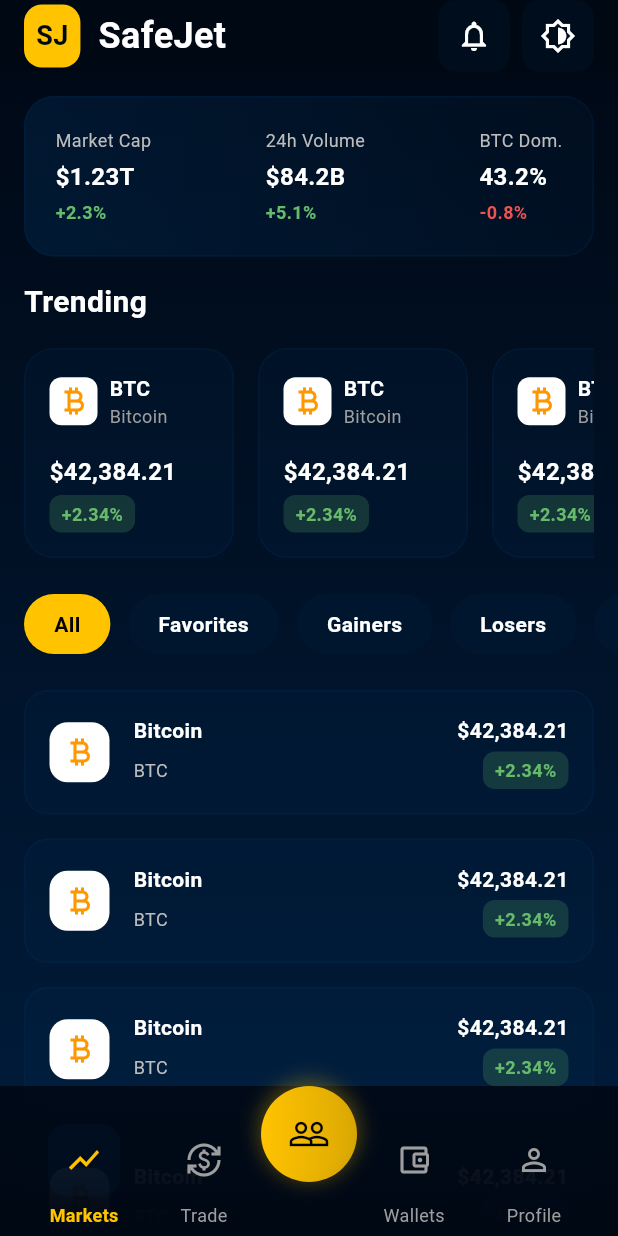
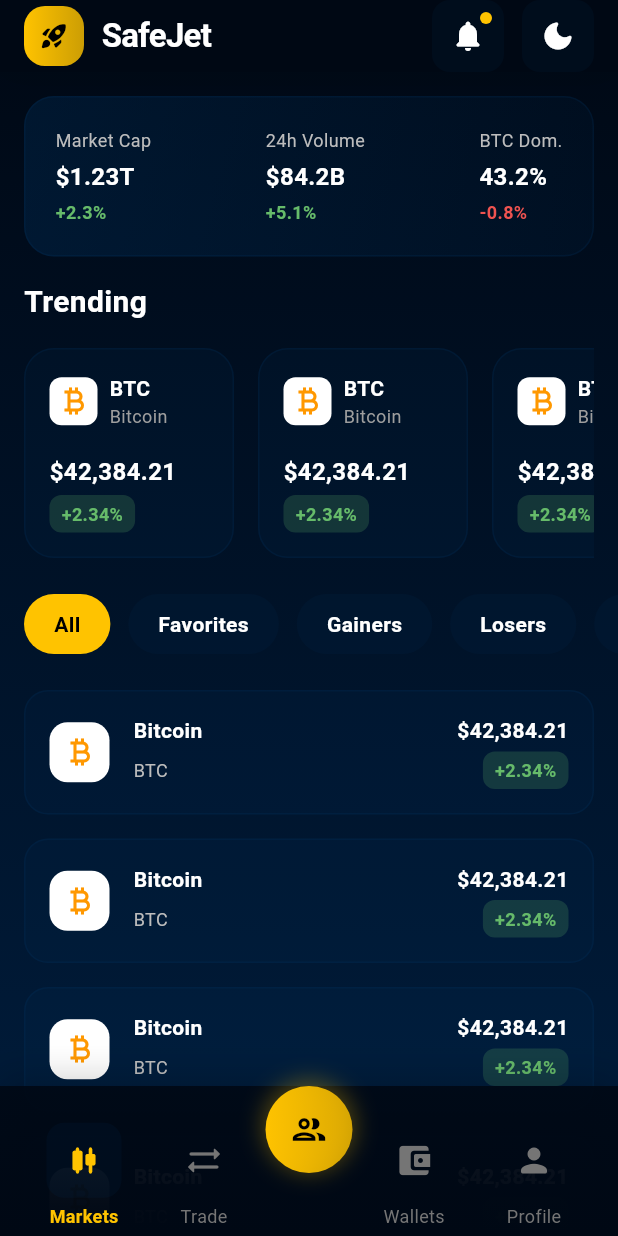
Before and after one commit to tekiplanet/safejet_exchange, a Flutter app: the HomeScreen screen opened directly, on a phone screen of 412 x 824 dp. Run offline on Flutter 3.47's test engine with Material 3 defaults, Android fonts, the light colour scheme and no system bars; our stand-ins replace animate_do, shared_preferences; accounts and stored records are empty.

Commit message:
UI/UX for safejet exchange

```diff
--- a/safejet_exchange/lib/widgets/custom_app_bar.dart
+++ b/safejet_exchange/lib/widgets/custom_app_bar.dart
@@ -36,18 +36,20 @@
             Row(
               children: [
                 Container(
-                  padding: const EdgeInsets.all(8),
+                  padding: const EdgeInsets.all(10),
                   decoration: BoxDecoration(
-                    color: SafeJetColors.secondaryHighlight,
-                    borderRadius: BorderRadius.circular(12),
+                    gradient: LinearGradient(
+                      colors: [
+                        SafeJetColors.secondaryHighlight,
+                        SafeJetColors.secondaryHighlight.withOpacity(0.8),
+                      ],
                     ),
-                  child: Text(
-                    'SJ',
-                    style: TextStyle(
-                      color: SafeJetColors.primaryBackground,
-                      fontWeight: FontWeight.bold,
-                      fontSize: 18,
+                    borderRadius: BorderRadius.circular(14),
                   ),
+                  child: const Icon(
+                    Icons.rocket_launch_rounded,
+                    color: Colors.black,
+                    size: 20,
                   ),
                 ),
                 const SizedBox(width: 12),
@@ -55,22 +57,24 @@
                   title ?? 'SafeJet',
                   style: const TextStyle(
                     color: Colors.white,
-                    fontSize: 24,
-                    fontWeight: FontWeight.bold,
+                    fontSize: 22,
+                    fontWeight: FontWeight.w700,
+                    letterSpacing: -0.5,
                   ),
                 ),
               ],
             ),
             Row(
               children: [
-                _buildIconButton(
-                  Icons.notifications_outlined,
-                  onNotificationTap,
+                _buildActionButton(
+                  icon: Icons.notifications_rounded,
+                  onTap: onNotificationTap,
+                  hasNotification: true,
                 ),
-                const SizedBox(width: 8),
-                _buildIconButton(
-                  Icons.brightness_6_outlined,
-                  onThemeToggle,
+                const SizedBox(width: 12),
+                _buildActionButton(
+                  icon: Icons.dark_mode_rounded,
+                  onTap: onThemeToggle,
                 ),
               ],
             ),
@@ -80,8 +84,14 @@
     );
   }
 
-  Widget _buildIconButton(IconData icon, VoidCallback? onTap) {
-    return Container(
+  Widget _buildActionButton({
+    required IconData icon,
+    VoidCallback? onTap,
+    bool hasNotification = false,
+  }) {
+    return Stack(
+      children: [
+        Container(
           decoration: BoxDecoration(
             color: SafeJetColors.primaryAccent.withOpacity(0.1),
             borderRadius: BorderRadius.circular(12),
@@ -89,8 +99,24 @@
           child: IconButton(
             icon: Icon(icon),
             color: Colors.white,
+            iconSize: 24,
             onPressed: onTap,
           ),
+        ),
+        if (hasNotification)
+          Positioned(
+            right: 8,
+            top: 8,
+            child: Container(
+              width: 8,
+              height: 8,
+              decoration: BoxDecoration(
+                color: SafeJetColors.secondaryHighlight,
+                shape: BoxShape.circle,
+              ),
+            ),
+          ),
+      ],
     );
   }
 }
--- a/safejet_exchange/lib/widgets/custom_bottom_nav.dart
+++ b/safejet_exchange/lib/widgets/custom_bottom_nav.dart
@@ -24,6 +24,13 @@
             SafeJetColors.primaryBackground,
           ],
         ),
+        boxShadow: [
+          BoxShadow(
+            color: Colors.black.withOpacity(0.2),
+            blurRadius: 20,
+            offset: const Offset(0, -5),
+          ),
+        ],
       ),
       child: Stack(
         children: [
@@ -37,11 +44,11 @@
               child: Row(
                 mainAxisAlignment: MainAxisAlignment.spaceBetween,
                 children: [
-                  _buildNavItem(0, Icons.show_chart_outlined, Icons.show_chart, 'Markets'),
-                  _buildNavItem(1, Icons.currency_exchange_outlined, Icons.currency_exchange, 'Trade'),
+                  _buildNavItem(0, Icons.candlestick_chart_rounded, Icons.candlestick_chart_rounded, 'Markets'),
+                  _buildNavItem(1, Icons.sync_alt_rounded, Icons.sync_alt_rounded, 'Trade'),
                   const SizedBox(width: 60),
-                  _buildNavItem(3, Icons.account_balance_wallet_outlined, Icons.account_balance_wallet, 'Wallets'),
-                  _buildNavItem(4, Icons.person_outline, Icons.person, 'Profile'),
+                  _buildNavItem(3, Icons.account_balance_wallet_rounded, Icons.account_balance_wallet_rounded, 'Wallets'),
+                  _buildNavItem(4, Icons.person_rounded, Icons.person_rounded, 'Profile'),
                 ],
               ),
             ),
@@ -54,8 +61,8 @@
               onTap: () => onTap(2),
               child: Center(
                 child: Container(
-                  width: 64,
-                  height: 64,
+                  width: 58,
+                  height: 58,
                   decoration: BoxDecoration(
                     gradient: LinearGradient(
                       colors: [
@@ -67,16 +74,16 @@
                     boxShadow: [
                       BoxShadow(
                         color: SafeJetColors.secondaryHighlight.withOpacity(0.3),
-                        blurRadius: 10,
+                        blurRadius: 12,
                         spreadRadius: 2,
                         offset: const Offset(0, -2),
                       ),
                     ],
                   ),
                   child: Icon(
-                    currentIndex == 2 ? Icons.people : Icons.people_outline,
+                    currentIndex == 2 ? Icons.group_rounded : Icons.group_outlined,
                     color: Colors.black,
-                    size: 28,
+                    size: 26,
                   ),
                 ),
               ),
@@ -105,17 +112,17 @@
               ),
               child: Icon(
                 isSelected ? activeIcon : icon,
-                color: isSelected ? SafeJetColors.secondaryHighlight : Colors.grey,
-                size: 24,
+                color: isSelected ? SafeJetColors.secondaryHighlight : Colors.grey[600],
+                size: 26,
               ),
             ),
             const SizedBox(height: 4),
             Text(
               label,
               style: TextStyle(
-                color: isSelected ? SafeJetColors.secondaryHighlight : Colors.grey,
+                color: isSelected ? SafeJetColors.secondaryHighlight : Colors.grey[600],
                 fontSize: 12,
-                fontWeight: isSelected ? FontWeight.bold : FontWeight.normal,
+                fontWeight: isSelected ? FontWeight.w600 : FontWeight.normal,
               ),
             ),
           ],
```
Lines whose indentation alone changed are shown as unchanged.
